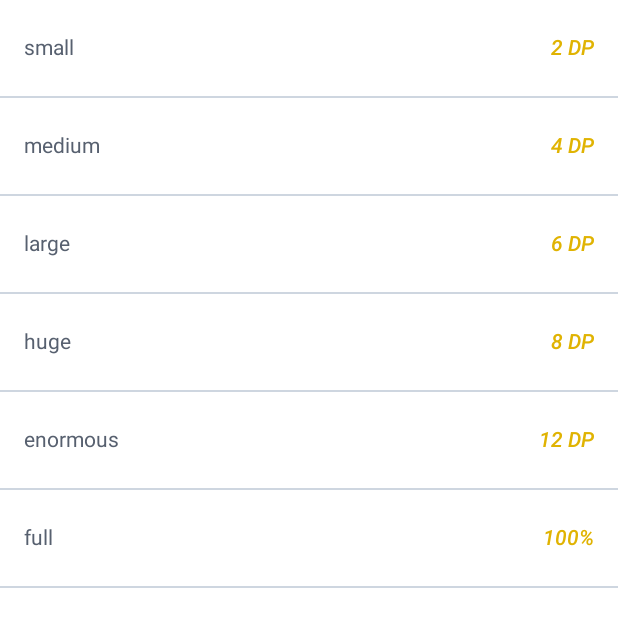
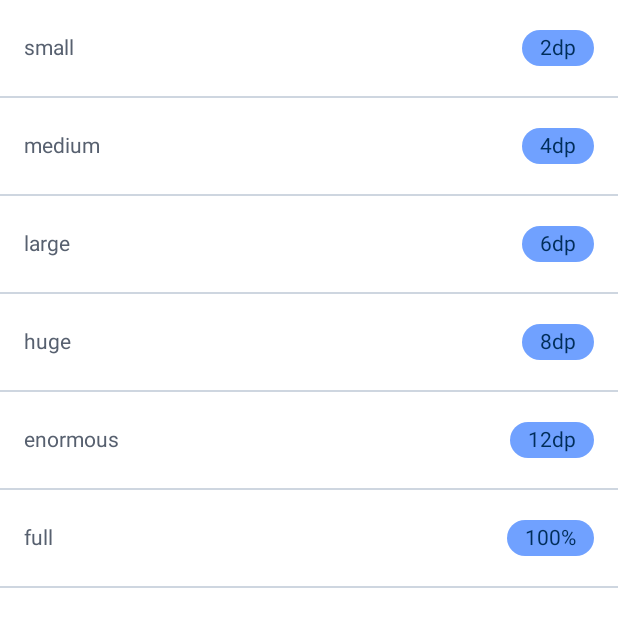
Before and after one commit to LincolnStuart/fun-blocks, an Android app built with Jetpack Compose: the composable CornerRadiusScreen shown on its own in the app's theme, on a phone screen of 412 x 824 dp. Shown: the top 627 px of the screen. Run offline under Robolectric (Android 15) with nearby library versions, the phone set to English and light mode, and no system bars; our stand-ins replace Voyager; libraries missing offline, so code that uses them is left out: compose.icons, compose.icons.tablericons; 2 statements that could not run were skipped.

Commit message:
chore: token item badge (#34)

```diff
--- a/playground/src/main/java/me/lincolnstuart/funblocks/playground/components/TokenItem.kt
+++ b/playground/src/main/java/me/lincolnstuart/funblocks/playground/components/TokenItem.kt
@@ -1,12 +1,10 @@
 package me.lincolnstuart.funblocks.playground.components
 
 import androidx.compose.runtime.Composable
-import androidx.compose.ui.text.font.FontStyle
 import me.lincolnstuart.funblocks.core.text.Text
-import me.lincolnstuart.funblocks.core.text.utils.TextMode
-import me.lincolnstuart.funblocks.core.text.utils.regular.RegularWeight
 import me.lincolnstuart.funblocks.essentials.list.CustomListItem
-import me.lincolnstuart.funblocks.foundation.ui.token.color.FunBlocksColors
+import me.lincolnstuart.funblocks.essentials.misc.badge.Badge
+import me.lincolnstuart.funblocks.essentials.misc.badge.utils.BadgeMode
 
 @Composable
 internal fun TokenItem(
@@ -16,11 +14,9 @@ internal fun TokenItem(
     CustomListItem(
         lead = { Text(text = tokenDescription) },
         highlighted = {
-            Text(
-                text = tokenValue,
-                mode = TextMode.Regular(weight = RegularWeight.Bold),
-                style = FontStyle.Italic,
-                color = FunBlocksColors.PrimaryDark
+            Badge(
+                description = tokenValue,
+                mode = BadgeMode.Info
             )
         }
     )
--- a/playground/src/main/java/me/lincolnstuart/funblocks/playground/screens/tokens/content/CornerRadiusScreen.kt
+++ b/playground/src/main/java/me/lincolnstuart/funblocks/playground/screens/tokens/content/CornerRadiusScreen.kt
@@ -20,23 +20,23 @@ class CornerRadiusScreen : Screen {
                 Column(Modifier.verticalScroll(rememberScrollState())) {
                     TokenItem(
                         tokenDescription = "small",
-                        tokenValue = "2 DP"
+                        tokenValue = "2dp"
                     )
                     TokenItem(
                         tokenDescription = "medium",
-                        tokenValue = "4 DP"
+                        tokenValue = "4dp"
                     )
                     TokenItem(
                         tokenDescription = "large",
-                        tokenValue = "6 DP"
+                        tokenValue = "6dp"
                     )
                     TokenItem(
                         tokenDescription = "huge",
-                        tokenValue = "8 DP"
+                        tokenValue = "8dp"
                     )
                     TokenItem(
                         tokenDescription = "enormous",
-                        tokenValue = "12 DP"
+                        tokenValue = "12dp"
                     )
                     TokenItem(
                         tokenDescription = "full",
--- a/playground/src/main/java/me/lincolnstuart/funblocks/playground/screens/tokens/content/ElevationScreen.kt
+++ b/playground/src/main/java/me/lincolnstuart/funblocks/playground/screens/tokens/content/ElevationScreen.kt
@@ -22,15 +22,15 @@ class ElevationScreen : Screen {
                 Column(Modifier.verticalScroll(rememberScrollState())) {
                     TokenItem(
                         tokenDescription = "low",
-                        tokenValue = "${FunBlocksElevationLevel.low.value.roundToInt()} DP"
+                        tokenValue = "${FunBlocksElevationLevel.low.value.roundToInt()}dp"
                     )
                     TokenItem(
                         tokenDescription = "medium",
-                        tokenValue = "${FunBlocksElevationLevel.medium.value.roundToInt()} DP"
+                        tokenValue = "${FunBlocksElevationLevel.medium.value.roundToInt()}dp"
                     )
                     TokenItem(
                         tokenDescription = "high",
-                        tokenValue = "${FunBlocksElevationLevel.high.value.roundToInt()} DP"
+                        tokenValue = "${FunBlocksElevationLevel.high.value.roundToInt()}dp"
                     )
                 }
             }
--- a/playground/src/main/java/me/lincolnstuart/funblocks/playground/screens/tokens/font/LetterSpaceScreen.kt
+++ b/playground/src/main/java/me/lincolnstuart/funblocks/playground/screens/tokens/font/LetterSpaceScreen.kt
@@ -27,7 +27,7 @@ class LetterSpaceScreen : Screen {
                     )
                     TokenItem(
                         tokenDescription = "large",
-                        tokenValue = "${FunBlocksLetterSpace.large.value.roundToInt()} SP"
+                        tokenValue = "${FunBlocksLetterSpace.large.value.roundToInt()}sp"
                     )
                 }
             }
```
Also changed, not shown: playground/src/main/java/me/lincolnstuart/funblocks/playground/screens/tokens/content/BorderWidthScreen.kt (+4 -4 lines), playground/src/main/java/me/lincolnstuart/funblocks/playground/screens/tokens/content/ContentSizeScreen.kt (+14 -14 lines), playground/src/main/java/me/lincolnstuart/funblocks/playground/screens/tokens/content/SpacingScreen.kt (+12 -12 lines), playground/src/main/java/me/lincolnstuart/funblocks/playground/screens/tokens/font/FontSizeScreen.kt (+7 -7 lines).
